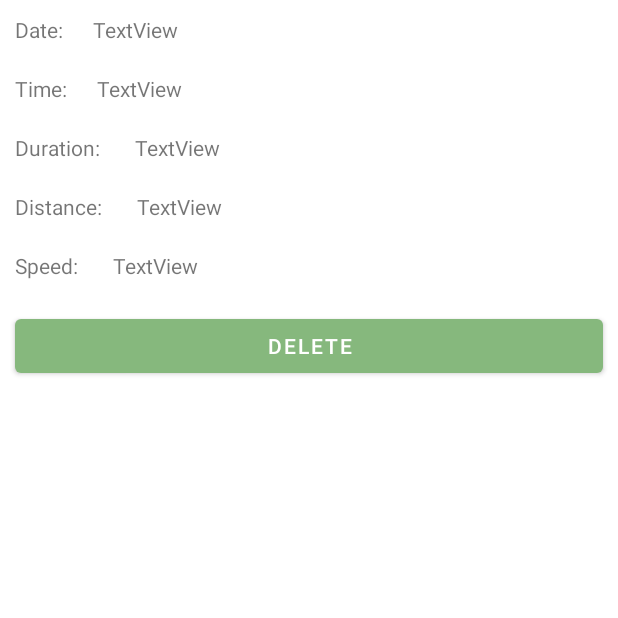
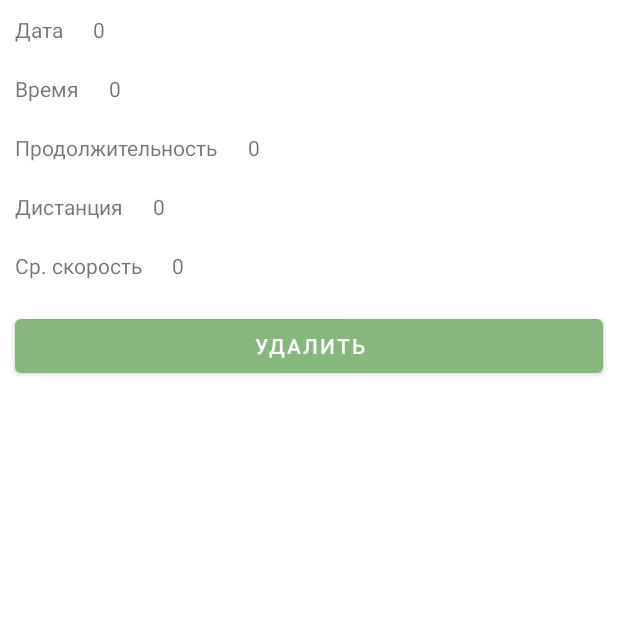
Before and after one commit to dizpatcher/GeoMonitor, an Android app: the HistoryDetailActivity screen opened directly, with no data from a screen before it, on a phone screen of 412 x 824 dp, the top half of it. Run offline under Robolectric (Android 15) with nearby library versions, the phone set to English and light mode, and no system bars; 2 statements that could not run were skipped.

Commit message:
nice distance and time output

```diff
--- a/app/src/main/java/com/example/geomonitor/MainActivity.java
+++ b/app/src/main/java/com/example/geomonitor/MainActivity.java
@@ -211,18 +211,18 @@ public class MainActivity extends AppCompatActivity implements OnMapReadyCallbac
             tvDistance.setVisibility(View.INVISIBLE);
             tvDistance.setText(getString(R.string.cur_distance));
 
-            Toast toast = Toast.makeText(getApplicationContext(), "Ваша активность была успешно записа!", Toast.LENGTH_SHORT);
+            Toast toast = Toast.makeText(getApplicationContext(), "Ваша активность была успешно записана!", Toast.LENGTH_SHORT);
             toast.setGravity(Gravity.CENTER, 0, 0);
             toast.show();
         }
     }
-    public void onShowingHistory(View v){
+    public void onShowingHistory(View v) {
         Intent intent = new Intent(MainActivity.this, HistoryActivity.class);
         startActivity(intent);
     }
 
     // перевод времени из миллисекунд в строку с разъбиением
-    public String stringForTime(int timeMs){
+    public String stringForTime(int timeMs) {
         int totalSeconds = timeMs / 1000;
         int seconds = totalSeconds % 60;
         int minutes = (totalSeconds / 60) % 60;
--- a/app/src/main/res/layout/activity_history_detail.xml
+++ b/app/src/main/res/layout/activity_history_detail.xml
@@ -21,14 +21,14 @@
                 android:layout_width="wrap_content"
                 android:layout_height="wrap_content"
                 android:layout_margin="10dp"
-                android:text="Date:" />
+                android:text="@string/date_label" />
 
             <TextView
                 android:id="@+id/DateText"
                 android:layout_width="match_parent"
                 android:layout_height="wrap_content"
                 android:layout_margin="10dp"
-                android:text="TextView"
+                android:text="@string/zero"
                 tools:layout_editor_absoluteX="10dp" />
         </LinearLayout>
 
@@ -42,14 +42,14 @@
                 android:layout_width="wrap_content"
                 android:layout_height="wrap_content"
                 android:layout_margin="10dp"
-                android:text="Time:" />
+                android:text="@string/time" />
 
             <TextView
                 android:id="@+id/TimeText"
                 android:layout_width="wrap_content"
                 android:layout_height="wrap_content"
                 android:layout_margin="10dp"
-                android:text="TextView"
+                android:text="@string/zero"
                 tools:layout_editor_absoluteX="10dp" />
         </LinearLayout>
 
@@ -63,14 +63,14 @@
                 android:layout_width="wrap_content"
                 android:layout_height="wrap_content"
                 android:layout_margin="10dp"
-                android:text="Duration: " />
+                android:text="@string/duration"/>
 
             <TextView
                 android:id="@+id/DurationText"
                 android:layout_width="match_parent"
                 android:layout_height="wrap_content"
                 android:layout_margin="10dp"
-                android:text="TextView"
+                android:text="@string/zero"
                 tools:layout_editor_absoluteX="10dp" />
         </LinearLayout>
 
@@ -84,14 +84,14 @@
                 android:layout_width="wrap_content"
                 android:layout_height="wrap_content"
                 android:layout_margin="10dp"
-                android:text="Distance: " />
+                android:text="@string/distance_label"/>
 
             <TextView
                 android:id="@+id/DistanceText"
                 android:layout_width="match_parent"
                 android:layout_height="wrap_content"
                 android:layout_margin="10dp"
-                android:text="TextView"
+                android:text="@string/zero"
                 tools:layout_editor_absoluteX="10dp" />
         </LinearLayout>
 
@@ -105,24 +105,23 @@
                 android:layout_width="wrap_content"
                 android:layout_height="wrap_content"
                 android:layout_margin="10dp"
-                android:text="Speed: " />
+                android:text="@string/speed_label" />
 
             <TextView
                 android:id="@+id/SpeedText"
                 android:layout_width="match_parent"
                 android:layout_height="wrap_content"
                 android:layout_margin="10dp"
-                android:text="TextView"
+                android:text="@string/zero"
                 tools:layout_editor_absoluteX="10dp" />
         </LinearLayout>
 
         <Button
-            android:id="@+id/delete"
+            android:id="@+id/btnDelete"
             android:layout_width="match_parent"
             android:layout_height="wrap_content"
             android:layout_margin="10dp"
-            android:onClick="onClickDelete"
-            android:text="delete" />
+            android:text="@string/delete" />
     </LinearLayout>
 
 </androidx.constraintlayout.widget.ConstraintLayout>
--- a/app/src/main/res/layout/activity_main.xml
+++ b/app/src/main/res/layout/activity_main.xml
@@ -58,10 +58,10 @@
         android:layout_width="200dp"
         android:layout_height="wrap_content"
         android:layout_marginTop="30dp"
-        android:background="@android:color/black"
         android:text="@string/zero_time"
         android:textAlignment="center"
         android:textColor="@android:color/holo_green_light"
+        android:textSize="30dp"
         android:visibility="invisible"
         app:layout_constraintEnd_toEndOf="parent"
         app:layout_constraintStart_toStartOf="parent"
@@ -73,12 +73,14 @@
         android:layout_height="wrap_content"
         android:layout_marginTop="14dp"
         android:text="@string/zero_distance"
+        android:textSize="30dp"
         android:textAlignment="center"
         android:visibility="invisible"
-        android:background="@android:color/black"
         android:textColor="@android:color/holo_blue_light"
         app:layout_constraintEnd_toEndOf="parent"
         app:layout_constraintStart_toStartOf="parent"
         app:layout_constraintTop_toBottomOf="@+id/tvTime" />
 
 </androidx.constraintlayout.widget.ConstraintLayout>
+
+    <!--        android:background="@android:color/black"-->
--- a/app/src/main/res/values/strings.xml
+++ b/app/src/main/res/values/strings.xml
@@ -1,9 +1,9 @@
 <resources>
     <string name="app_name">GeoMonitor</string>
     <string name="google_maps_key">AIzaSyAr0CdBayoSMrOR5FhEMMAPpF1m_kwcF-s</string>
-    <string name="start">START</string>
-    <string name="stop">STOP</string>
-    <string name="history">JOURNAL</string>
+    <string name="start">НАЧАТЬ</string>
+    <string name="stop">ЗАКОНЧИТЬ</string>
+    <string name="history">ЗАПИСИ</string>
     <string name="zero">0</string>
     <string name="zero_distance">0 m</string>
     <string name="zero_time">0:0:0</string>
@@ -13,6 +13,10 @@
     <string name="date_label">Дата</string>
     <string name="start_time_label">Начало</string>
     <string name="end_time_label">Конец</string>
-    <string name="distance_label">Расстояние</string>
+    <string name="distance_label">Дистанция</string>
     <string name="speed_label">Ср. скорость</string>
+    <string name="time">Время</string>
+    <string name="duration">Продолжительность</string>
+    <string name="delete">УДАЛИТЬ</string>
+    <string name="colon">:</string>
 </resources>
```
Also changed, not shown: app/src/main/java/com/example/geomonitor/HistoryActivity.java (+12 -11 lines), app/src/main/java/com/example/geomonitor/HistoryDetailActivity.java (+22 -8 lines), app/src/main/res/layout/activity_history.xml (+3 -9 lines).
